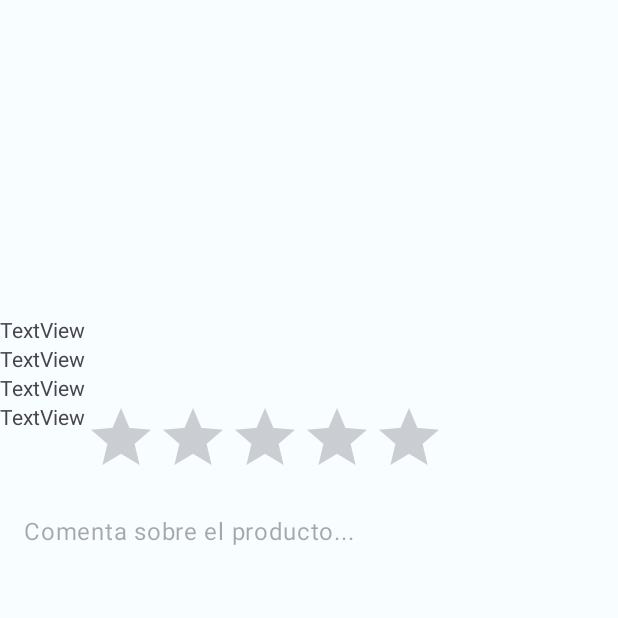
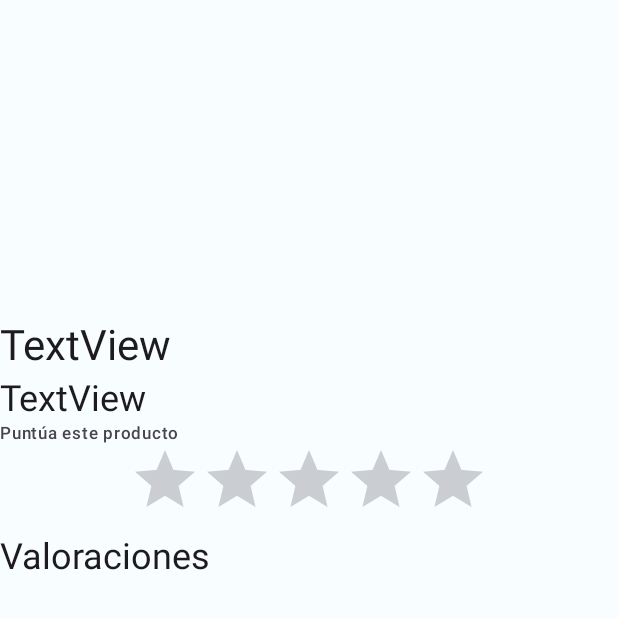
Before and after one commit to bdmariobd/MercadonaFanClub-Androidapp, an Android app: the ProductActivity screen opened directly, with no data from a screen before it, on a phone screen of 412 x 824 dp, the top half of it. Run offline under Robolectric (Android 15) with nearby library versions, the phone set to English and light mode, and no system bars; 2 statements that could not run were skipped.

Commit message:
new product view

```diff
--- a/app/src/main/java/com/bdmariobd/mercadonafc/activities/product_detail/ProductActivity.java
+++ b/app/src/main/java/com/bdmariobd/mercadonafc/activities/product_detail/ProductActivity.java
@@ -2,6 +2,7 @@ package com.bdmariobd.mercadonafc.activities.product_detail;
 
 import android.content.Intent;
 import android.os.Bundle;
+import android.widget.TextView;
 
 import androidx.appcompat.app.AppCompatActivity;
 import androidx.recyclerview.widget.RecyclerView;
@@ -25,12 +26,12 @@ public class ProductActivity extends AppCompatActivity {
 
     Product product;
 
+    TextView productTitle, productInfo;
+
     @Override
     protected void onCreate(Bundle savedInstanceState) {
         super.onCreate(savedInstanceState);
         setContentView(R.layout.activity_product);
-
-
         Intent intent = getIntent();
         product = new Gson().fromJson(intent.getStringExtra("product"), Product.class);
 
@@ -50,7 +51,13 @@ public class ProductActivity extends AppCompatActivity {
                              List<Photo> arrayList = product.getPhotos();
                              ImageAdapter adapter = new ImageAdapter(ProductActivity.this, arrayList);
                              recyclerView.setAdapter(adapter);
+                             productTitle = findViewById(R.id.productTitle);
+                             productInfo = findViewById(R.id.productInfo);
+                             productTitle.setText(product.getDisplayName());
+                             String info = product.getBrand() + " " + product.getPriceInstructions().getUnitPrice() + "€";
+                             productInfo.setText(info);
                          }
+
                          @Override
                          public void onFailure(Call<Product> call, Throwable t) {
 
--- a/app/src/main/res/layout/activity_product.xml
+++ b/app/src/main/res/layout/activity_product.xml
@@ -16,49 +16,46 @@
         tools:listitem="@layout/carusel_item_image_product" />
 
     <TextView
-        android:id="@+id/textView2"
+        android:id="@+id/productTitle"
         android:layout_width="match_parent"
         android:layout_height="wrap_content"
-        android:text="TextView" />
+        android:text="TextView"
+        android:textAppearance="@style/TextAppearance.Material3.HeadlineMedium" />
 
     <TextView
-        android:id="@+id/textView3"
+        android:id="@+id/productInfo"
         android:layout_width="match_parent"
         android:layout_height="wrap_content"
-        android:text="TextView" />
+        android:text="TextView"
+        android:textAppearance="@style/TextAppearance.Material3.HeadlineSmall" />
 
-    <TextView
-        android:id="@+id/textView5"
+    <LinearLayout
         android:layout_width="match_parent"
         android:layout_height="wrap_content"
-        android:text="TextView" />
-
-    <LinearLayout
-        android:layout_width="wrap_content"
-        android:layout_height="wrap_content">
+        android:orientation="vertical">
 
         <TextView
             android:id="@+id/textView7"
             android:layout_width="wrap_content"
             android:layout_height="wrap_content"
-            android:text="TextView" />
+            android:text="@string/rate_this_product"
+            android:textAppearance="@style/TextAppearance.Material3.LabelSmall" />
 
         <RatingBar
             android:id="@+id/ratingBar"
             android:layout_width="wrap_content"
-            android:layout_height="wrap_content" />
+            android:layout_height="wrap_content"
+            android:layout_gravity="center"
+            android:numStars="5" />
 
     </LinearLayout>
 
-    <EditText
-        android:id="@+id/editTextTextMultiLine"
-        style="@style/Widget.Material3.TextInputEditText.OutlinedBox"
+    <TextView
+        android:id="@+id/textView2"
         android:layout_width="match_parent"
         android:layout_height="wrap_content"
-        android:ems="10"
-        android:gravity="start|top"
-        android:hint="@string/comment_about_product"
-        android:inputType="textMultiLine" />
+        android:text="@string/reviews"
+        android:textAppearance="@style/TextAppearance.Material3.HeadlineSmall" />
 
     <androidx.recyclerview.widget.RecyclerView
         android:layout_width="match_parent"
--- a/app/src/main/res/values/strings.xml
+++ b/app/src/main/res/values/strings.xml
@@ -12,4 +12,6 @@
     <string name="hometab_priceDrop">Bajadas de precio</string>
     <string name="hometab_newArrivals">Novedades</string>
     <string name="comment_about_product">Comenta sobre el producto...</string>
+    <string name="rate_this_product">Puntúa este producto</string>
+    <string name="reviews">Valoraciones</string>
 </resources>
```
